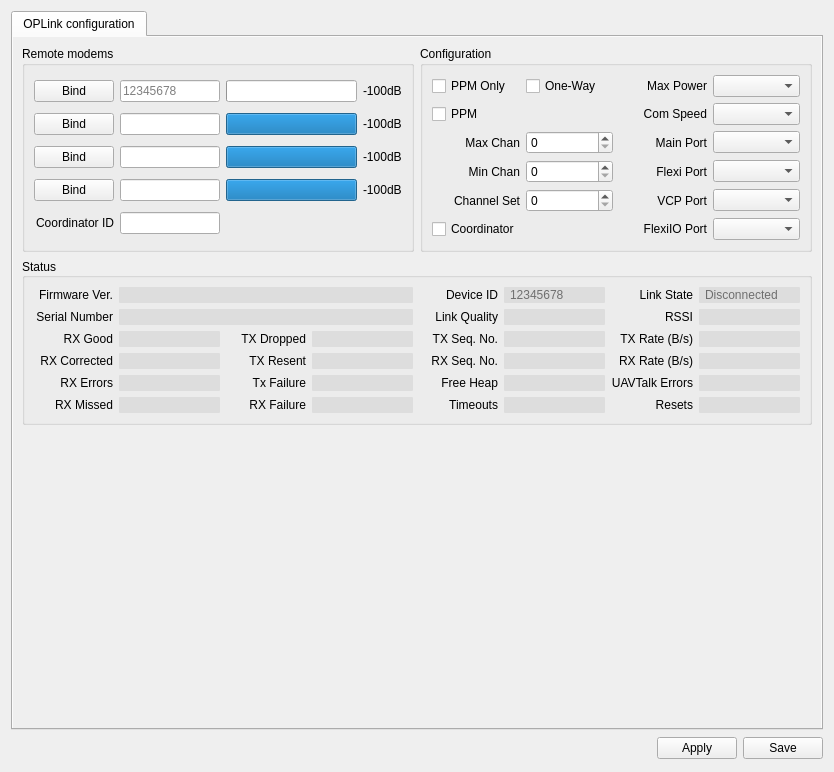
openpilot/OpenPilot, file ground/openpilotgcs/src/plugins/config/pipxtreme.ui: the form before one commit.
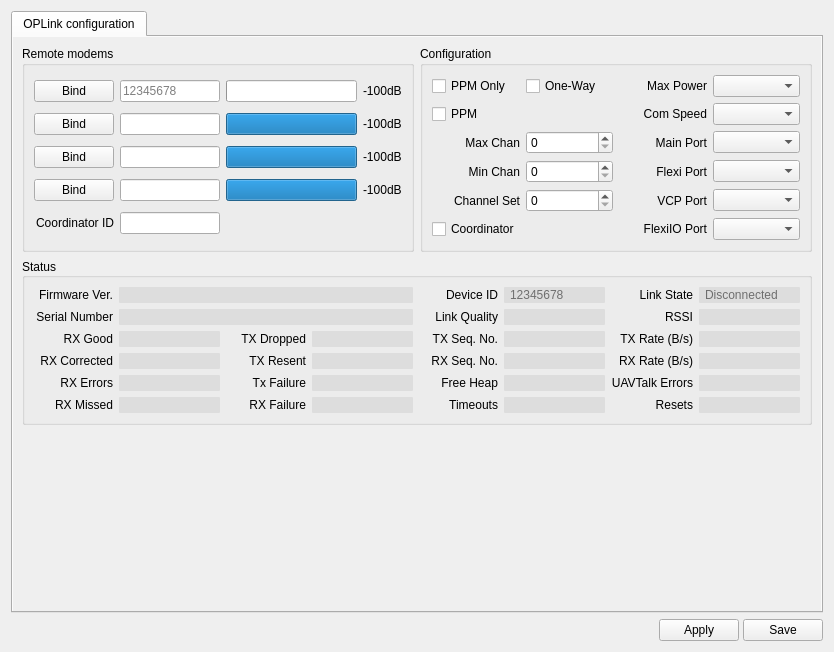
The form after the commit. Icons and pictures are not drawn.

Commit message: OP-1351 made help icon size consistent accross configuration panels

```diff
--- a/ground/openpilotgcs/src/plugins/config/pipxtreme.ui
+++ b/ground/openpilotgcs/src/plugins/config/pipxtreme.ui
@@ -7,7 +7,7 @@
     <x>0</x>
     <y>0</y>
     <width>834</width>
-    <height>772</height>
+    <height>652</height>
    </rect>
   </property>
   <property name="windowTitle">
@@ -49,8 +49,8 @@
            <rect>
             <x>0</x>
             <y>0</y>
-            <width>812</width>
-            <height>692</height>
+            <width>810</width>
+            <height>575</height>
            </rect>
           </property>
           <layout class="QGridLayout" name="gridLayout_5">
@@ -1761,6 +1761,9 @@
    </item>
    <item>
     <layout class="QHBoxLayout" name="submitButtons">
+     <property name="spacing">
+      <number>4</number>
+     </property>
      <item>
       <spacer name="horizontalSpacer">
        <property name="orientation">
@@ -1776,7 +1779,19 @@
      </item>
      <item>
       <widget class="QPushButton" name="pushButton">
+       <property name="sizePolicy">
+        <sizepolicy hsizetype="Fixed" vsizetype="Fixed">
+         <horstretch>0</horstretch>
+         <verstretch>0</verstretch>
+        </sizepolicy>
+       </property>
        <property name="minimumSize">
+        <size>
+         <width>0</width>
+         <height>0</height>
+        </size>
+       </property>
+       <property name="maximumSize">
         <size>
          <width>25</width>
          <height>25</height>
```
The commit also changes 1 other file.
